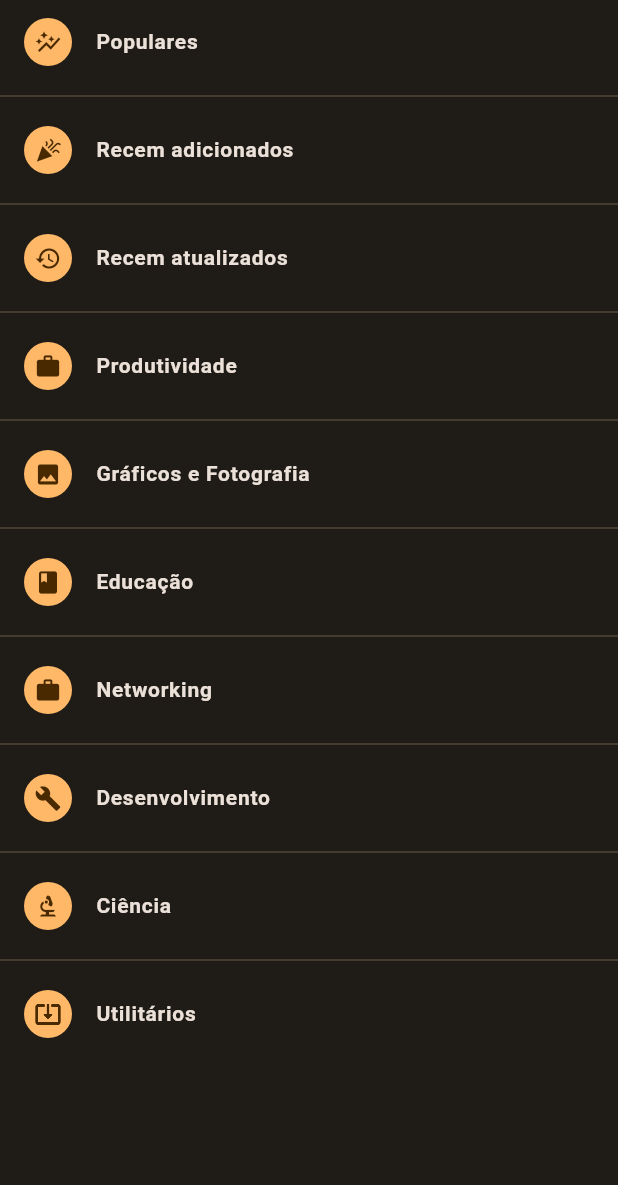
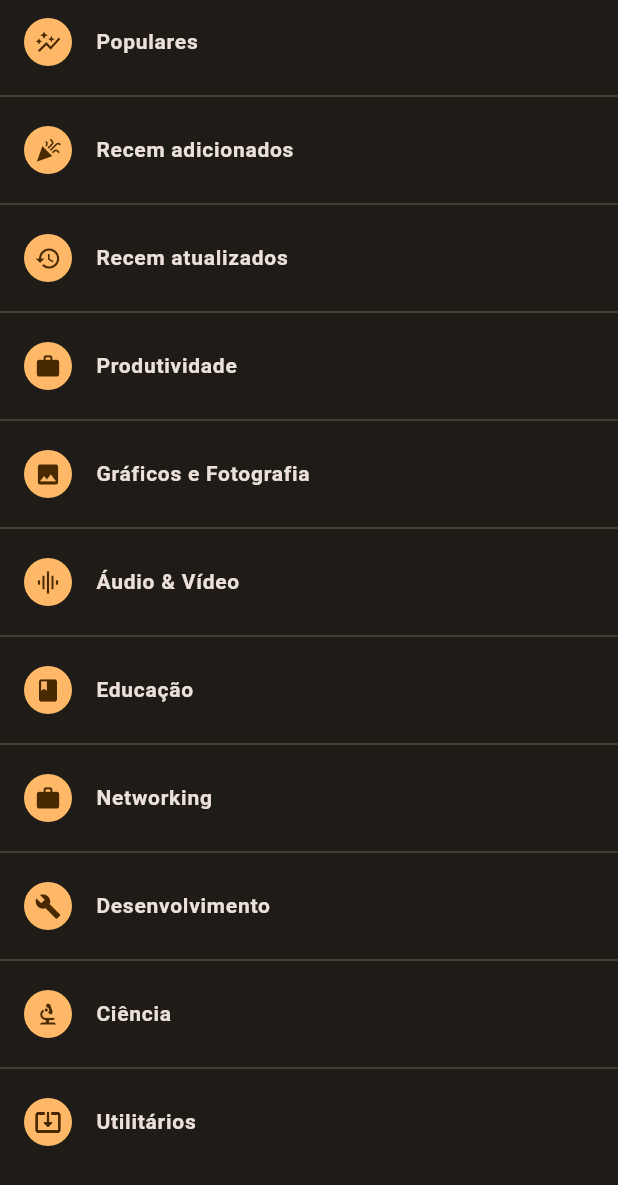
Before and after one commit to Tiger-OperatingSystem/app_store, a Flutter app: the MenuWidget widget shown alone on an empty page, opened directly, on a phone screen of 412 x 824 dp. Shown: the top 1185 px of the screen. Run offline on Flutter 3.47's test engine with Material 3 defaults, Android fonts, the phone set to English and light mode, and no system bars; missing offline and left inert: process_run, window_manager; network calls fail; statements that could not run were skipped.

Commit message:
fix: menu module applications

```diff
--- a/lib/src/modules/applications/widgets/menu.dart
+++ b/lib/src/modules/applications/widgets/menu.dart
@@ -6,58 +6,63 @@ class MenuWidget extends StatelessWidget {
 
   @override
   Widget build(BuildContext context) {
-    Map<int, Widget> menu = {
-      0: const ItemMenuWidget(
+    List<Widget> menu = [
+      const ItemMenuWidget(
         title: "Populares",
         endpoint: "collection/popular",
         icon: Icons.auto_graph,
       ),
-      1: const ItemMenuWidget(
+      const ItemMenuWidget(
         title: "Recem adicionados",
         endpoint: "collection/new",
         icon: Icons.celebration,
       ),
-      2: const ItemMenuWidget(
+      const ItemMenuWidget(
         title: "Recem atualizados",
         endpoint: "collection/recently-updated",
         icon: Icons.history,
       ),
-      3: const ItemMenuWidget(
+      const ItemMenuWidget(
         title: "Produtividade",
         endpoint: "category/Office",
         icon: Icons.work,
       ),
-      4: const ItemMenuWidget(
+      const ItemMenuWidget(
         title: "Gráficos e Fotografia",
         endpoint: "category/Graphics",
         icon: Icons.photo,
       ),
-      5: const ItemMenuWidget(
+      const ItemMenuWidget(
+        title: "Áudio & Vídeo",
+        endpoint: "category/AudioVideo",
+        icon: Icons.multitrack_audio,
+      ),
+      const ItemMenuWidget(
         title: "Educação",
         endpoint: "category/Education",
         icon: Icons.book,
       ),
-      6: const ItemMenuWidget(
+      const ItemMenuWidget(
         title: "Networking",
         endpoint: "category/Network",
         icon: Icons.work,
       ),
-      7: const ItemMenuWidget(
+      const ItemMenuWidget(
         title: "Desenvolvimento",
         endpoint: "category/Development",
         icon: Icons.build,
       ),
-      8: const ItemMenuWidget(
+      const ItemMenuWidget(
         title: "Ciência",
         endpoint: "category/Science",
         icon: Icons.biotech,
       ),
-      9: const ItemMenuWidget(
+      const ItemMenuWidget(
         title: "Utilitários",
         endpoint: "category/Utility",
         icon: Icons.system_update_tv_outlined,
       ),
-    };
+    ];
 
     return ListView.separated(
       itemCount: menu.length,
```
